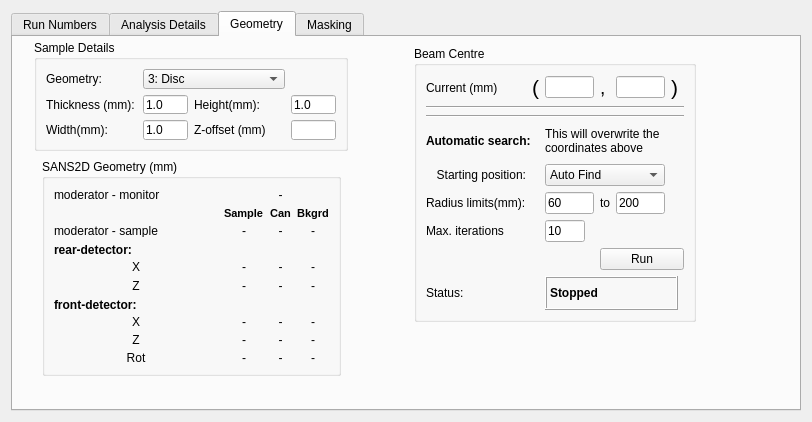
The window that Code/qtiplot/MantidQt/CustomInterfaces/inc/SANSRunWindow.ui (mantidproject/mantid) describes before a commit, drawn with Qt 5.
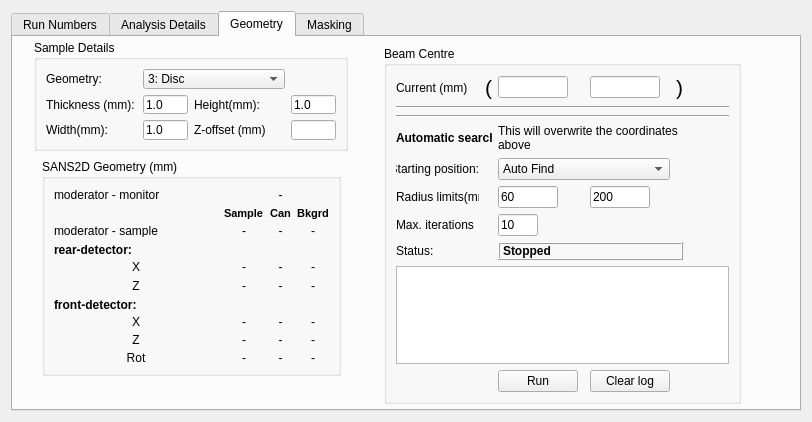
The same window after the commit. The open tabs and pages were chosen to show the change.

Commit message: Added a clear button to SANS centre logging Re #962

```diff
--- a/Code/qtiplot/MantidQt/CustomInterfaces/inc/SANSRunWindow.ui
+++ b/Code/qtiplot/MantidQt/CustomInterfaces/inc/SANSRunWindow.ui
@@ -1580,10 +1580,10 @@
       <widget class="QGroupBox" name="groupBox_13" >
        <property name="geometry" >
         <rect>
-         <x>401</x>
+         <x>371</x>
          <y>9</y>
-         <width>282</width>
-         <height>276</height>
+         <width>357</width>
+         <height>358</height>
         </rect>
        </property>
        <property name="title" >
@@ -1615,23 +1615,11 @@
           </property>
          </widget>
         </item>
-        <item row="0" column="3" >
-         <widget class="QLabel" name="label_46" >
-          <property name="font" >
-           <font>
-            <pointsize>14</pointsize>
-           </font>
-          </property>
-          <property name="text" >
-           <string>,</string>
-          </property>
-         </widget>
-        </item>
         <item row="0" column="4" >
          <widget class="QLineEdit" name="beam_y" >
           <property name="maximumSize" >
            <size>
-            <width>60</width>
+            <width>70</width>
             <height>16777215</height>
            </size>
           </property>
@@ -1649,7 +1637,7 @@
           </property>
          </widget>
         </item>
-        <item row="4" column="0" >
+        <item row="5" column="0" >
          <widget class="QLabel" name="label_56" >
           <property name="text" >
            <string>Starting position:</string>
@@ -1659,7 +1647,7 @@
           </property>
          </widget>
         </item>
-        <item row="4" column="2" colspan="3" >
+        <item row="5" column="2" colspan="3" >
          <widget class="QComboBox" name="beamstart_box" >
           <item>
            <property name="text" >
@@ -1673,14 +1661,14 @@
           </item>
          </widget>
         </item>
-        <item row="5" column="0" >
+        <item row="6" column="0" >
          <widget class="QLabel" name="label_57" >
           <property name="text" >
            <string>Radius limits(mm):</string>
           </property>
          </widget>
         </item>
-        <item row="5" column="2" >
+        <item row="6" column="2" >
          <widget class="QLineEdit" name="beam_rmin" >
           <property name="maximumSize" >
            <size>
@@ -1693,7 +1681,7 @@
           </property>
          </widget>
         </item>
-        <item row="5" column="4" >
+        <item row="6" column="4" >
          <widget class="QLineEdit" name="beam_rmax" >
           <property name="maximumSize" >
            <size>
@@ -1706,35 +1694,21 @@
           </property>
          </widget>
         </item>
-        <item row="5" column="3" >
-         <widget class="QLabel" name="label_58" >
-          <property name="text" >
-           <string>to</string>
-          </property>
-         </widget>
-        </item>
-        <item row="7" column="3" colspan="4" >
-         <widget class="QPushButton" name="runcentreBtn" >
-          <property name="text" >
-           <string>Run</string>
-          </property>
-         </widget>
-        </item>
-        <item row="1" column="0" colspan="7" >
-         <widget class="Line" name="line" >
-          <property name="orientation" >
-           <enum>Qt::Horizontal</enum>
-          </property>
-         </widget>
-        </item>
         <item row="2" column="0" colspan="7" >
+         <widget class="Line" name="line" >
+          <property name="orientation" >
+           <enum>Qt::Horizontal</enum>
+          </property>
+         </widget>
+        </item>
+        <item row="3" column="0" colspan="7" >
          <widget class="Line" name="line_3" >
           <property name="orientation" >
            <enum>Qt::Horizontal</enum>
           </property>
          </widget>
         </item>
-        <item row="3" column="0" colspan="2" >
+        <item row="4" column="0" colspan="2" >
          <widget class="QLabel" name="label_30" >
           <property name="text" >
            <string>&lt;!DOCTYPE HTML PUBLIC "-//W3C//DTD HTML 4.0//EN" "http://www.w3.org/TR/REC-html40/strict.dtd">
@@ -1745,7 +1719,7 @@
           </property>
          </widget>
         </item>
-        <item row="3" column="2" colspan="3" >
+        <item row="4" column="2" colspan="4" >
          <widget class="QLabel" name="label_59" >
           <property name="text" >
            <string>This will overwrite the coordinates above</string>
@@ -1755,14 +1729,14 @@
           </property>
          </widget>
         </item>
-        <item row="6" column="0" >
+        <item row="7" column="0" >
          <widget class="QLabel" name="label_60" >
           <property name="text" >
            <string>Max. iterations</string>
           </property>
          </widget>
         </item>
-        <item row="6" column="2" >
+        <item row="7" column="2" >
          <widget class="QLineEdit" name="beam_iter" >
           <property name="maximumSize" >
            <size>
@@ -1775,27 +1749,14 @@
           </property>
          </widget>
         </item>
-        <item row="0" column="2" >
-         <widget class="QLineEdit" name="beam_x" >
-          <property name="maximumSize" >
-           <size>
-            <width>60</width>
-            <height>16777215</height>
-           </size>
-          </property>
-          <property name="text" >
-           <string/>
-          </property>
-         </widget>
-        </item>
-        <item row="8" column="0" >
+        <item row="10" column="0" >
          <widget class="QLabel" name="label_35" >
           <property name="text" >
            <string>Status: </string>
           </property>
          </widget>
         </item>
-        <item row="8" column="2" colspan="4" >
+        <item row="10" column="2" colspan="4" >
          <widget class="QLabel" name="centre_stat" >
           <property name="frameShape" >
            <enum>QFrame::Box</enum>
@@ -1815,6 +1776,56 @@
           </property>
          </widget>
         </item>
+        <item row="11" column="0" colspan="7" >
+         <widget class="QTextBrowser" name="centre_logging" >
+          <property name="openLinks" >
+           <bool>false</bool>
+          </property>
+         </widget>
+        </item>
+        <item row="0" column="6" >
+         <spacer name="horizontalSpacer_7" >
+          <property name="orientation" >
+           <enum>Qt::Horizontal</enum>
+          </property>
+          <property name="sizeType" >
+           <enum>QSizePolicy::MinimumExpanding</enum>
+          </property>
+          <property name="sizeHint" stdset="0" >
+           <size>
+            <width>40</width>
+            <height>20</height>
+           </size>
+          </property>
+         </spacer>
+        </item>
+        <item row="12" column="4" >
+         <widget class="QPushButton" name="clear_log" >
+          <property name="text" >
+           <string>Clear log</string>
+          </property>
+         </widget>
+        </item>
+        <item row="12" column="2" >
+         <widget class="QPushButton" name="runcentreBtn" >
+          <property name="text" >
+           <string>Run</string>
+          </property>
+         </widget>
+        </item>
+        <item row="0" column="2" >
+         <widget class="QLineEdit" name="beam_x" >
+          <property name="maximumSize" >
+           <size>
+            <width>70</width>
+            <height>16777215</height>
+           </size>
+          </property>
+          <property name="text" >
+           <string/>
+          </property>
+         </widget>
+        </item>
        </layout>
       </widget>
       <widget class="QStackedWidget" name="geom_stack" >
```
Left out of the diff: 28 changed lines with no effect on the pictures. The commit also changes 1 other file.
